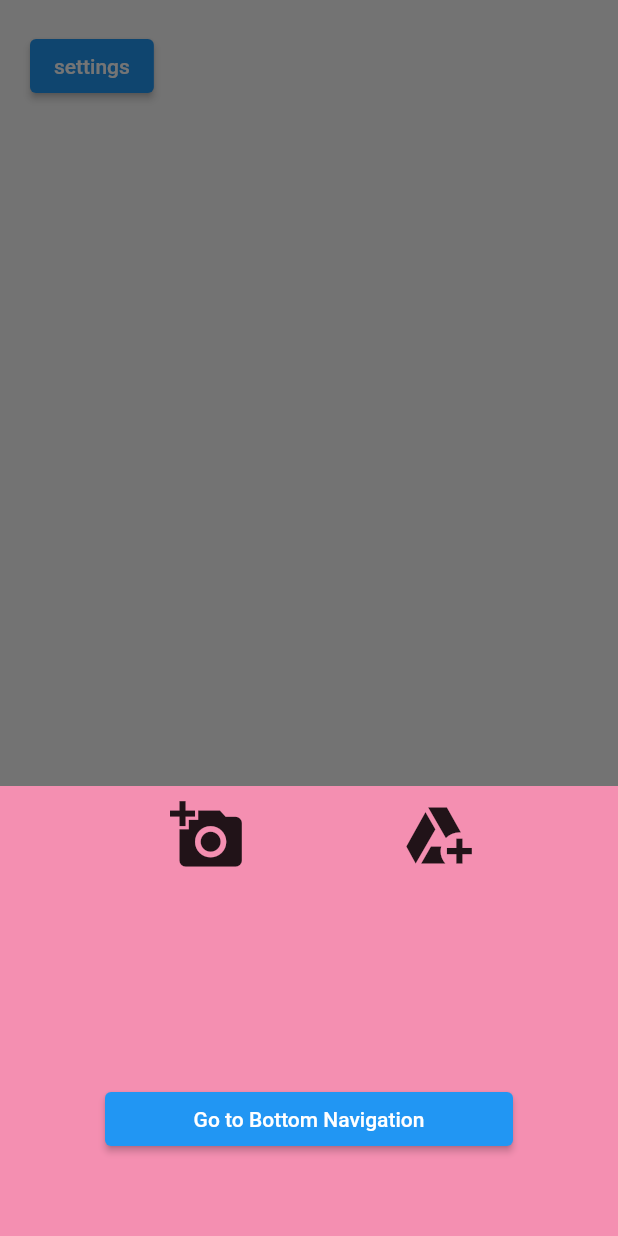
After one commit to ecdept/git-samples, a Flutter app: the Bottomfield screen opened directly, after a tap on "settings", on a phone screen of 412 x 824 dp. The commit adds this screen. Run offline on Flutter 3.47's test engine with Material 2 defaults, Android fonts, the phone set to English and light mode, and no system bars; our stand-ins replace shared_preferences; accounts and stored records are empty.

Commit message:
navigation on bottom added

```diff
--- /dev/null
+++ b/lib/bottomfield.dart
@@ -0,0 +1,55 @@
+import 'package:flutter/cupertino.dart';
+import 'package:flutter/material.dart';
+import 'package:git_samples/bottom_navigation.dart';
+class Bottomfield extends StatelessWidget {
+
+
+  @override
+  Widget build(BuildContext context) {
+    return Scaffold(
+        body: Padding(
+          padding: const EdgeInsets.all(20.0),
+          child: SafeArea(
+              child: ElevatedButton(onPressed: (){
+                showbottomsheet(context);
+              },
+                  child: Text('settings'),
+       ),
+     ),
+        ),
+    );
+  }
+
+
+  Future<void>showbottomsheet(BuildContext context)async{
+    showModalBottomSheet(context: context, builder: (context1){
+      return Container(
+        width: double.infinity,
+        height: 300,
+        color: Colors.pink[200],
+        child: ListView(
+          //padding: EdgeInsets.only(left: 50),
+          children:[
+          Row(
+            mainAxisAlignment: MainAxisAlignment.spaceEvenly,
+            children: [
+              IconButton(onPressed: (){}, icon: Icon(Icons.add_a_photo,size: 50,)),
+              IconButton(onPressed: (){}, icon: Icon(Icons.add_to_drive_rounded,size: 50,)),
+
+            ],
+          ),
+
+            Padding(
+              padding: const EdgeInsets.only(top:150,left: 70.0,right: 70),
+              child: ElevatedButton(onPressed: (){
+                Navigator.of(context).push(MaterialPageRoute(builder: (context)=>BottomNavigation()));
+              }, child: Text('Go to Bottom Navigation')),
+            )
+          ]
+        ),
+      );
+    }
+    );
+  }
+
+}
--- a/lib/login.dart
+++ b/lib/login.dart
@@ -48,7 +48,7 @@ final password= TextEditingController();
 
   Checklogin(context)
   {
-    if(username.text==password.text)
+    if(username.text==password.text && username.text!='')
     {
         Navigator.of(context).push(MaterialPageRoute(builder: (context)=>ScreenTwo()));
        // print(username);
```
Also changed, not shown: lib/Screen_2.dart (+8 -1 lines), lib/bottom_navigation.dart (added, +32 -0 lines), lib/splash screen.dart (+1 -11 lines).
